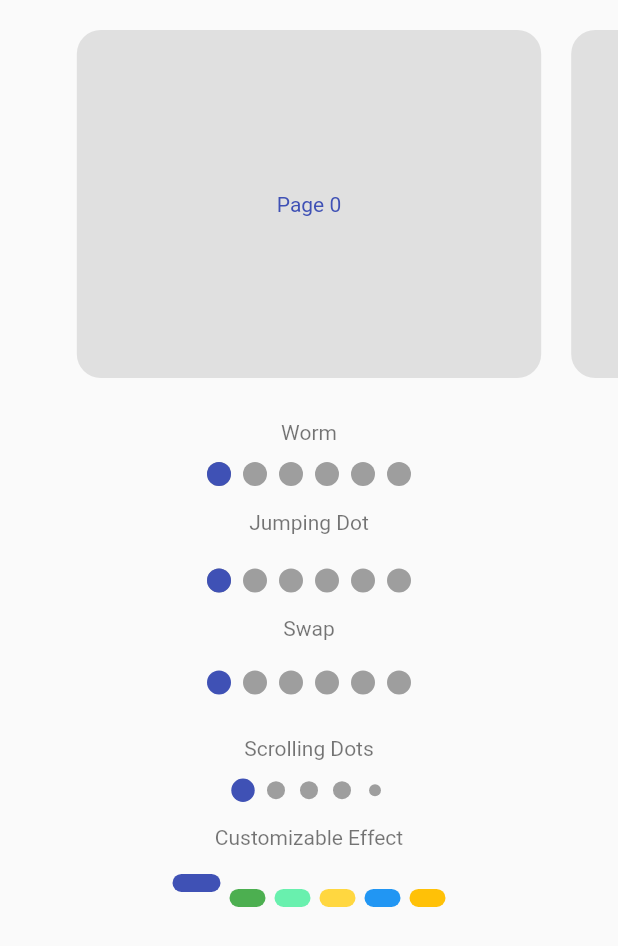
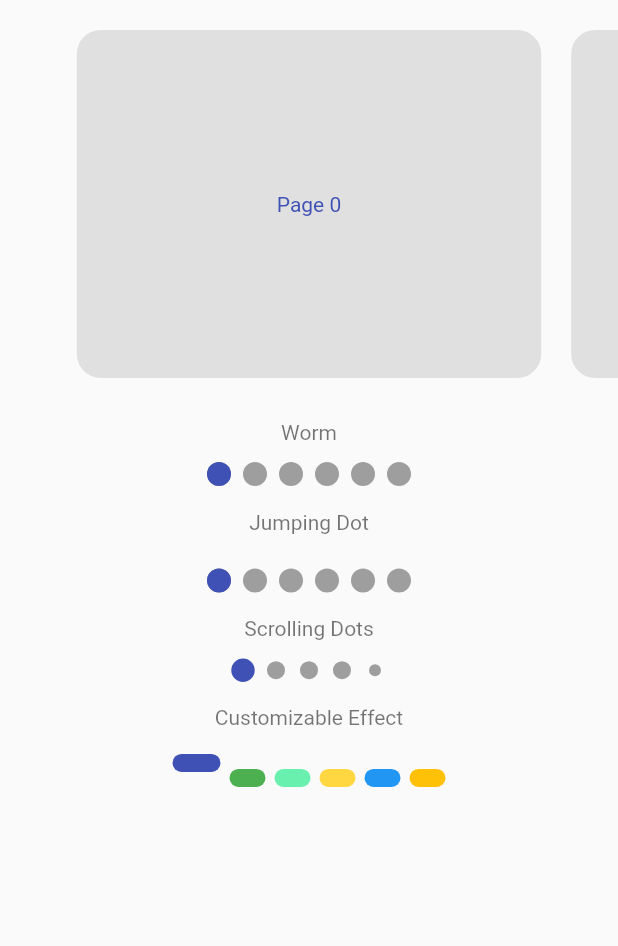
Before and after one commit to Milad-Akarie/smooth_page_indicator, a Flutter app: the screen it shows after launch, on a phone screen of 412 x 824 dp. Shown: the top 946 px of the screen. Run offline on Flutter 3.47's test engine with Material 2 defaults, Android fonts, the phone set to English and light mode, and no system bars.

Commit message:
- Fix scaleEffect in correct margins - Use flutter_lints - clear up some code

```diff
--- a/analysis_options.yaml
+++ b/analysis_options.yaml
@@ -1 +1 @@
-include: package:pedantic/analysis_options.yaml
+include: package:flutter_lints/flutter.yaml
--- a/example/lib/main.dart
+++ b/example/lib/main.dart
@@ -1,4 +1,3 @@
-import 'package:flutter/cupertino.dart';
 import 'package:flutter/material.dart';
 import 'package:smooth_page_indicator/smooth_page_indicator.dart';
 
@@ -99,24 +98,6 @@ class _HomePageState extends State<HomePage> {
                 ),
               ),
               Padding(
-                padding: const EdgeInsets.only(top: 16, bottom: 8),
-                child: Text(
-                  'Swap',
-                  style: TextStyle(color: Colors.black54),
-                ),
-              ),
-              Container(
-                child: SmoothPageIndicator(
-                  controller: controller,
-                  count: pages.length,
-                  effect: SwapEffect(
-                    dotHeight: 16,
-                    dotWidth: 16,
-                    type: SwapType.yRotation,
-                  ),
-                ),
-              ),
-              Padding(
                 padding: const EdgeInsets.only(top: 16, bottom: 12),
                 child: Text(
                   'Scrolling Dots',
--- a/lib/src/painters/customizable_painter.dart
+++ b/lib/src/painters/customizable_painter.dart
@@ -104,7 +104,7 @@ class CustomizablePainter extends IndicatorPainter {
         Paint()..color = decoration.color,
       );
 
-      final borerPaint = Paint()
+      final borderPaint = Paint()
         ..strokeWidth = decoration.dotBorder.width
         ..style = PaintingStyle.stroke
         ..color = decoration.dotBorder.color;
@@ -113,7 +113,7 @@ class CustomizablePainter extends IndicatorPainter {
 
       canvas.drawPath(
         borderPath.transform(matrix4.storage),
-        borerPaint,
+        borderPaint,
       );
     }
   }
--- a/lib/src/painters/jumping_dot_painter.dart
+++ b/lib/src/painters/jumping_dot_painter.dart
@@ -45,7 +45,6 @@ class JumpingDotPainter extends BasicIndicatorPainter {
       scale = 1.0 + (dotOffset * 2) * targetScale;
     } else {
       scale = effect.jumpScale + ((1 - (dotOffset * 2)) * targetScale);
-      print(((1 - (dotOffset * 2))));
     }
     final piFactor = (dotOffset * math.pi);
     var yPos = size.height / 2;
--- a/lib/src/painters/scale_painter.dart
+++ b/lib/src/painters/scale_painter.dart
@@ -42,12 +42,13 @@ class ScalePainter extends BasicIndicatorPainter {
   }
 
   RRect _calcBounds(double canvasHeight, num offset, [double scale = 1.0]) {
+    var startingPoint = effect.dotWidth * effect.scale / 2;
     var width = effect.dotWidth * scale;
     var height = effect.dotHeight * scale;
-    var startingPoint = effect.dotWidth + effect.spacing / 2;
-    var xPos = startingPoint / 2 -
+    var xPos = startingPoint -
         width / 2 +
         (offset * (effect.dotWidth + effect.spacing));
+
     var yPos = canvasHeight / 2;
     return RRect.fromLTRBR(xPos, yPos - height / 2, xPos + width,
         yPos + height / 2, dotRadius * scale);
--- a/lib/src/painters/scrolling_dots_painter.dart
+++ b/lib/src/painters/scrolling_dots_painter.dart
@@ -39,7 +39,7 @@ class ScrollingDotsPainter extends BasicIndicatorPainter {
         ? -(firstVisibleDot * distance)
         : -((offset - switchPoint) * distance);
 
-    final smallDotScale = 0.66;
+    const smallDotScale = 0.66;
     final activeScale = effect.activeDotScale - 1.0;
     for (var index = firstVisibleDot; index <= lastVisibleDot; index++) {
       var color = effect.dotColor;
--- a/lib/src/painters/scrolling_dots_painter_with_fixed_center.dart
+++ b/lib/src/painters/scrolling_dots_painter_with_fixed_center.dart
@@ -32,7 +32,7 @@ class ScrollingDotsWithFixedCenterPainter extends BasicIndicatorPainter {
       }
 
       var scale = 1.0;
-      final smallDotScale = 0.66;
+      const smallDotScale = 0.66;
       final revDotOffset = 1 - dotOffset;
       final switchPoint = (effect.maxVisibleDots - 1) / 2;
 
--- a/pubspec.yaml
+++ b/pubspec.yaml
@@ -1,6 +1,6 @@
 name: smooth_page_indicator
 description: Customizable animated page indicator with a set of built-in effects.
-version: 1.0.0+2
+version: 1.0.1
 homepage: https://github.com/Milad-Akarie/smooth_page_indicator
 
 environment:
@@ -14,4 +14,4 @@ dependencies:
 dev_dependencies:
   flutter_test:
     sdk: flutter
-  pedantic:
+  flutter_lints: 2.0.1
```
Also changed, not shown: lib/src/effects/scale_effect.dart (+6 -4 lines), lib/src/smooth_page_indicator.dart (+4 -7 lines), example/pubspec.lock, pubspec.lock, 8 other files.
